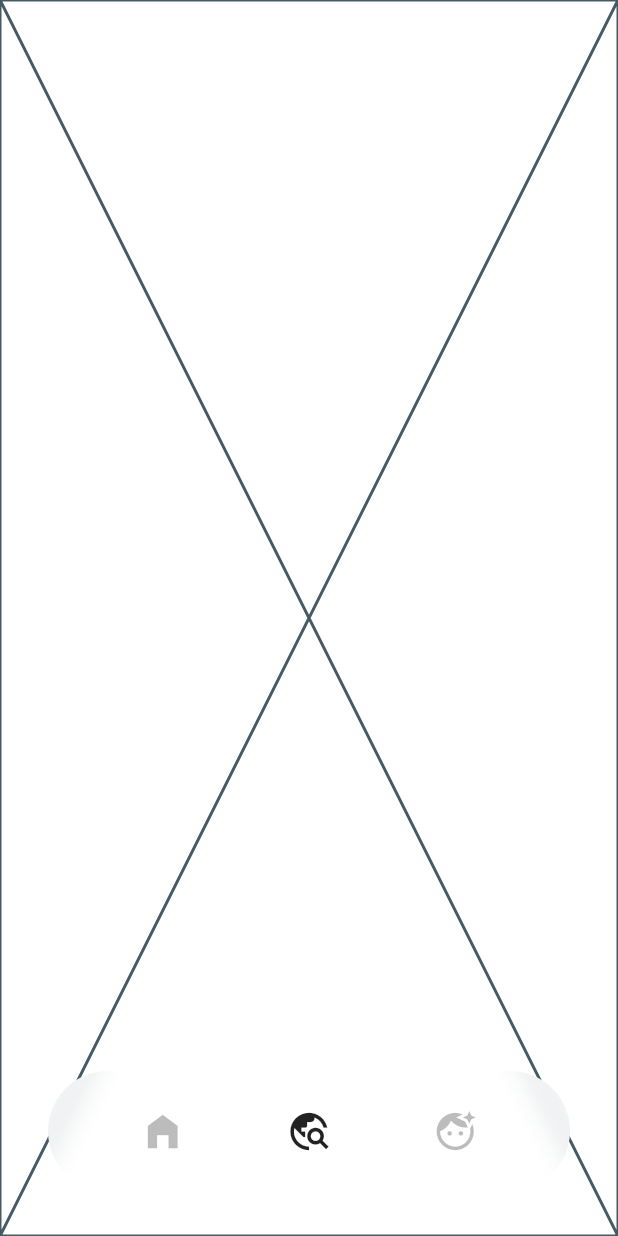
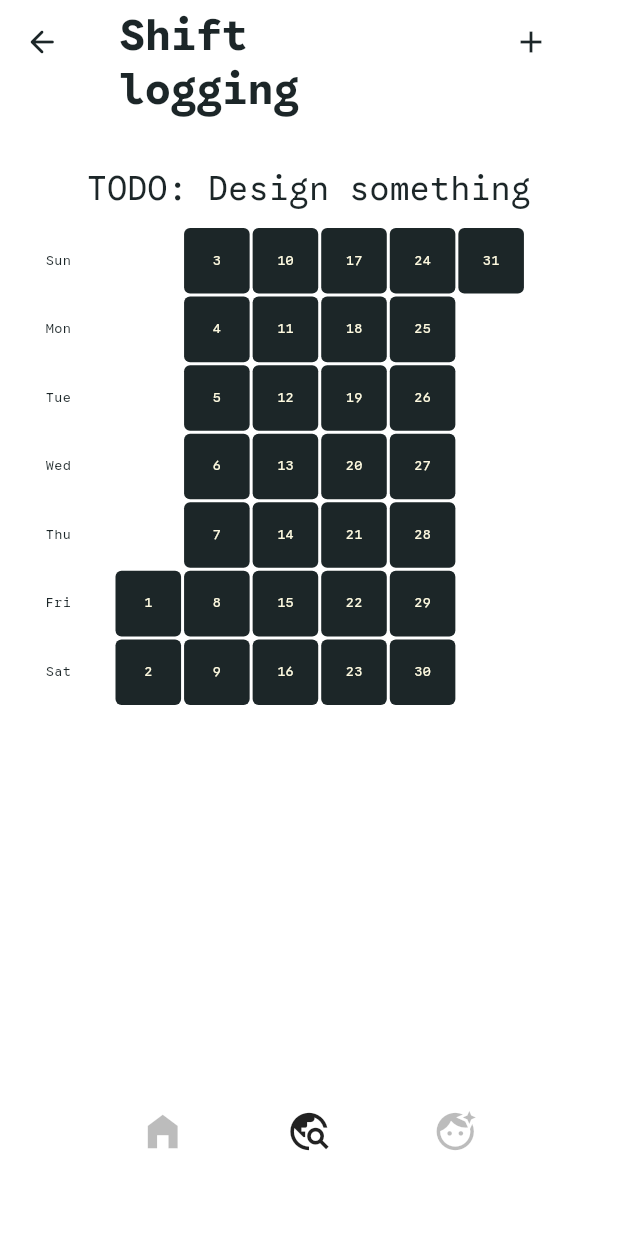
Before and after one commit to HikariJadeEmpire/schedule_app, a Flutter app: the screen it shows after launch, after a tap on the "travel explore" icon, on a phone screen of 412 x 824 dp. Run offline on Flutter 3.47's test engine with Material 3 defaults, Android fonts, the phone set to English and light mode, and no system bars.

Commit message:
update UI

```diff
--- a/schedule_app/lib/Homepage.dart
+++ b/schedule_app/lib/Homepage.dart
@@ -1,6 +1,8 @@
 import 'package:flutter/material.dart';
 import 'package:schedule_app/SummaryPage.dart';
+import 'package:schedule_app/shift_log_page.dart';
 import 'variablesPage.dart';
+import 'package:provider/provider.dart';
 import 'dart:ui';
 
 class MyHomepage extends StatefulWidget {
@@ -16,7 +18,10 @@ class _MyHomepageState extends State<MyHomepage> {
 
   Widget getCurrentPage(numPage) {
     if (numPage == 1) {
-      return Placeholder();
+      return ActionCalendar(
+        listOfDates: Provider.of<MainProvider>(context).currentDateGrid,
+        inspectDay : Provider.of<MainProvider>(context).todayy
+        );
     } else if (numPage == 2) {
       return Placeholder();
     } else {
--- a/schedule_app/lib/SummaryPage.dart
+++ b/schedule_app/lib/SummaryPage.dart
@@ -73,6 +73,7 @@ class _SummaryPagesState extends State<SummaryPages> {
 
           SliverToBoxAdapter(
             child: Row(
+              mainAxisAlignment: MainAxisAlignment.center,
               children: [
 
                 Column(
@@ -128,14 +129,12 @@ class _SummaryPagesState extends State<SummaryPages> {
                   ],
                 ),
 
-                SingleChildScrollView(
-                  scrollDirection: Axis.horizontal,
-                  child: Row(
+                Row(
                   children: [
 
                     SizedBox(
                       height: 220,
-                        width: 200,
+                      width: 170,
                       child: SummaryCalendar(
                         listOfDates: Provider.of<MainProvider>(context).currentDateGrid,
                         inspectDay: Provider.of<MainProvider>(context).todayy,
@@ -143,7 +142,7 @@ class _SummaryPagesState extends State<SummaryPages> {
                     ),
                     SizedBox(
                       height: 220,
-                        width: 200,
+                      width: 170,
                       child: SummaryCalendar(
                         listOfDates: generateDatesGrid(
                           DateTime(
@@ -161,7 +160,6 @@ class _SummaryPagesState extends State<SummaryPages> {
                     ),
 
                   ]
-                  ),
                 ),
 
               ],
--- a/schedule_app/lib/functions.dart
+++ b/schedule_app/lib/functions.dart
@@ -1,4 +1,4 @@
-
+import 'package:flutter/material.dart';
 
 List<DateTime> generateDatesGrid(DateTime month) {
 
@@ -50,3 +50,56 @@ List<String> getStatusCalendar(List<DateTime> listMonth, DateTime today) {
   }
   return disableDay;
 }
+
+Color getCalendaBoxColr(context, String status) {
+
+  if (status == 'available') {
+    return Theme.of(context).colorScheme.secondary;
+  } else if (status == 'selected') {
+    return Theme.of(context).colorScheme.onSecondaryContainer;
+  } else if (status == 'marked') {
+    return Theme.of(context).colorScheme.secondary;
+  } else if (status == '2marked') {
+    return Theme.of(context).colorScheme.secondary;
+  } else if (status == '3marked') {
+    return Theme.of(context).colorScheme.secondary;
+  } else if (status == 'disable') {
+    return Colors.transparent;
+  } else {
+    return Theme.of(context).colorScheme.onSecondaryContainer;
+  }
+}
+
+String changeStatus(status) {
+  switch (status) {
+    case "available" : {
+      return "selected";
+    }
+    case "selected" : {
+      return "available";
+    }
+    case "marked" : {
+      return "marked-selected";
+    }
+    case "marked-selected" : {
+      return "marked";
+    }
+    case "2marked" : {
+      return "2marked-selected";
+    }
+    case "2marked-selected" : {
+      return "2marked";
+    }
+    case "3marked" : {
+      return "3marked-selected";
+    }
+    case "3marked-selected" : {
+      return "3marked";
+    }
+    default : {
+      return status;
+    }
+
+  }
+
+}
--- /dev/null
+++ b/schedule_app/lib/shift_log_page.dart
@@ -0,0 +1,239 @@
+import 'package:flutter/material.dart';
+import 'package:provider/provider.dart';
+import 'variablesPage.dart';
+import 'functions.dart';
+
+class ActionCalendar extends StatefulWidget {
+
+  final List<DateTime> listOfDates;
+  final DateTime inspectDay;
+
+  const ActionCalendar({
+    super.key,
+    required this.listOfDates,
+    required this.inspectDay,
+    });
+
+  @override
+  State<ActionCalendar> createState() => _ActionCalendarState();
+}
+
+class _ActionCalendarState extends State<ActionCalendar> {
+
+  final double boxwidth = 320;
+  final double boxheight = 320;
+
+  late DateTime dateIsSelected;
+  late List<DateTime> dateIsBulkSelected;
+
+  @override
+  void initState() {
+
+    super.initState();
+    dateIsSelected = Provider.of<MainProvider>(context, listen: false).todayy;
+
+  }
+
+  @override
+  Widget build(BuildContext context) {
+    return IndexedStack(
+
+        // IndexedStack is helping when we move to another page and then come back, the recent item still remain
+
+      children: [
+        CustomScrollView(
+          slivers : <Widget>[
+
+          SliverAppBar(
+
+            floating: true,
+            snap: false,
+            pinned: false,
+
+            centerTitle: false,
+            expandedHeight: 100,
+            collapsedHeight: 70,
+
+            backgroundColor: Theme.of(context).colorScheme.primary,
+            surfaceTintColor: Theme.of(context).colorScheme.primary,
+
+            actions: [
+
+              Container(
+                // color: getColor(ThemeColr.hilightSecondary),
+                margin: EdgeInsets.only(top: 0, right: 30),
+                height: 78,
+                width: 56,
+                child: Icon(Icons.add),
+              ),
+
+            ],
+
+            leading: Icon(Icons.arrow_back_rounded),
+
+            flexibleSpace: FlexibleSpaceBar(
+              title: Container(
+                // color: getColor(ThemeColr.hilightSecondary),
+                padding: EdgeInsets.all(5.0),
+                width: 140,
+
+                child: Text(
+                  'Shift\nlogging',
+                  textAlign: TextAlign.justify,
+                  style: TextStyle(
+                    fontSize: 19,
+                    fontWeight: FontWeight.bold,
+                    ),
+                  ),
+                ),
+
+            // background: FlutterLogo(),
+
+            ),
+          ),
+
+          SliverToBoxAdapter(
+            child: Column(
+
+              children: [
+
+                Container(
+
+                  // color: Theme.of(context).colorScheme.onSecondaryContainer,
+                  margin: EdgeInsets.all(10),
+
+                  child: Text(
+                    'TODO: Design something',
+                    style: TextStyle(
+                      color: Theme.of(context).colorScheme.onPrimary,
+                      fontSize: 22,
+                    ),
+                    textAlign: TextAlign.center,
+                  ),
+                ),
+
+                Row(
+                mainAxisAlignment: MainAxisAlignment.center,
+                children: [
+
+                  Container(
+                    // color: Theme.of(context).colorScheme.onSecondaryContainer,
+
+                    height: boxheight,
+                    width: 50,
+                    margin: EdgeInsets.symmetric(
+                      // vertical: 20,
+                      horizontal: 5,
+                    ),
+
+                    child: GridView.builder(
+                      // physics: NeverScrollableScrollPhysics(),
+                      scrollDirection: Axis.horizontal,
+
+                      itemCount: weekMapper.length,
+                      gridDelegate: const SliverGridDelegateWithFixedCrossAxisCount(crossAxisCount: 7),
+                      itemBuilder: (_, int index) {
+
+                        return Container(
+                          margin: EdgeInsets.all(1),
+                          decoration: BoxDecoration(
+                            borderRadius: BorderRadius.circular(4),
+                            color: Colors.transparent,
+                          ),
+
+                          // height: 4,
+                          // width: 4,
+                          child: Align(
+                            alignment: Alignment.center,
+                            child: Text(
+                              weekMapper.values.elementAt(index).substring(0, 3),
+                              style: TextStyle(
+                                color: Theme.of(context).colorScheme.onPrimary,
+                                fontSize: 9,
+                              ),
+                              ),
+                          ),
+                        );
+                      }
+                    )
+                  ),
+
+                  Container(
+                    // color: Theme.of(context).colorScheme.onSecondaryContainer,
+
+                    height: boxheight,
+                    width: boxwidth,
+                    margin: EdgeInsets.symmetric(
+                      // vertical: 20,
+                      horizontal: 5,
+                    ),
+
+                    child: GridView.builder(
+                      shrinkWrap: true,
+                      physics: NeverScrollableScrollPhysics(),
+
+                      scrollDirection: Axis.horizontal,
+
+                      itemCount: widget.listOfDates.length,
+                      gridDelegate: const SliverGridDelegateWithFixedCrossAxisCount(crossAxisCount: 7),
+                      itemBuilder: (_, int index) {
+
+                        // TODO: Use function to show disable/available/1busy/mixedbusy on each day
+
+                        return GestureDetector(
+                          onTap: () {
+                            setState(() {
+                              dateIsSelected = widget.listOfDates[index];
+                            });
+
+                            Provider
+                            .of<MainProvider>(context, listen: false)
+                            .dayStatus[index]
+
+                            = changeStatus(
+                              Provider
+                              .of<MainProvider>(context, listen: false)
+                              .dayStatus[index]
+                            );
+
+                            debugPrint("Date : $dateIsSelected has selected\nStatus: ${Provider.of<MainProvider>(context, listen: false).dayStatus[index]}");
+                          },
+                          child: Container(
+                            margin: EdgeInsets.all(1),
+                            decoration: BoxDecoration(
+                              borderRadius: BorderRadius.circular(4),
+                              color: getCalendaBoxColr(context, Provider.of<MainProvider>(context, listen: false).dayStatus[index]),
+                            ),
+
+                            // height: 4,
+                            // width: 4,
+                            child: Center(
+                              child: Text(
+                                "${widget.listOfDates[index].day}",
+                                style: TextStyle(
+                                  color: Provider.of<MainProvider>(context, listen: false).dayStatus[index] != 'disable' ?
+                                  Theme.of(context).colorScheme.onSecondary
+                                  : Colors.transparent,
+                                  fontSize: 9,
+                                ),
+                              )
+                            ),
+                          ),
+                        );
+                        }
+                      ),
+
+                  ),
+
+                ],
+                          ),
+              ],
+            )
+
+          ),
+        ],
+      ),
+    ]
+    );
+  }
+}
--- a/schedule_app/lib/variablesPage.dart
+++ b/schedule_app/lib/variablesPage.dart
@@ -5,11 +5,19 @@ import 'functions.dart';
 class MainProvider extends ChangeNotifier {
   //// Pass global variables here !!!
 
-  final List<DateTime> currentDateGrid = generateDatesGrid(DateTime.now());
   final DateTime todayy = DateTime.now();
+
+  late List<DateTime> currentDateGrid = generateDatesGrid(DateTime.now());
+  late List<String> dayStatus = getStatusCalendar(currentDateGrid, todayy);
+  late DateTime selectedDate;
 
   void updateGrid() {
     if ( currentDateGrid != generateDatesGrid(DateTime.now()) ) {
+
+      // TODO: Make change when users change the month
+
+      currentDateGrid = generateDatesGrid(selectedDate);
+      dayStatus = getStatusCalendar(currentDateGrid, selectedDate);
       notifyListeners();
     }
   }
--- a/schedule_app/lib/widgets_page.dart
+++ b/schedule_app/lib/widgets_page.dart
@@ -1,7 +1,7 @@
 import 'package:flutter/material.dart';
 import 'package:schedule_app/variablesPage.dart';
 import 'functions.dart';
-// import 'package:provider/provider.dart';
+import 'package:provider/provider.dart';
 // import 'dart:ui';
 
 class SummaryCalendar extends StatelessWidget {
@@ -57,26 +57,20 @@ class SummaryCalendar extends StatelessWidget {
             gridDelegate: const SliverGridDelegateWithFixedCrossAxisCount(crossAxisCount: 7),
             itemBuilder: (_, int index) {
 
-              // TODO: Use function to show disable/available/1busy/mixedbusy on each day
-
-              List<String> disableDay = getStatusCalendar(listOfDates, inspectDay);
+              final List<String> gridstatus = getStatusCalendar(listOfDates, inspectDay);
 
               return Container(
                 margin: gridSpace,
                 decoration: BoxDecoration(
                   borderRadius: BorderRadius.circular(4),
-                  color: disableDay[index] == 'available' ?
-                  Theme.of(context).colorScheme.secondary
-                  : Colors.transparent,
+                  color: getCalendaBoxColr(context, gridstatus[index]),
                 ),
 
-                // height: 4,
-                // width: 4,
                 child: Center(
                   child: Text(
                     "${listOfDates[index].day}",
                     style: TextStyle(
-                      color: disableDay[index] == 'available' ?
+                      color: gridstatus[index] != 'disable' ?
                       Theme.of(context).colorScheme.onSecondary
                       : Colors.transparent,
                       fontSize: 9,
```
Lines whose indentation alone changed are shown as unchanged.
